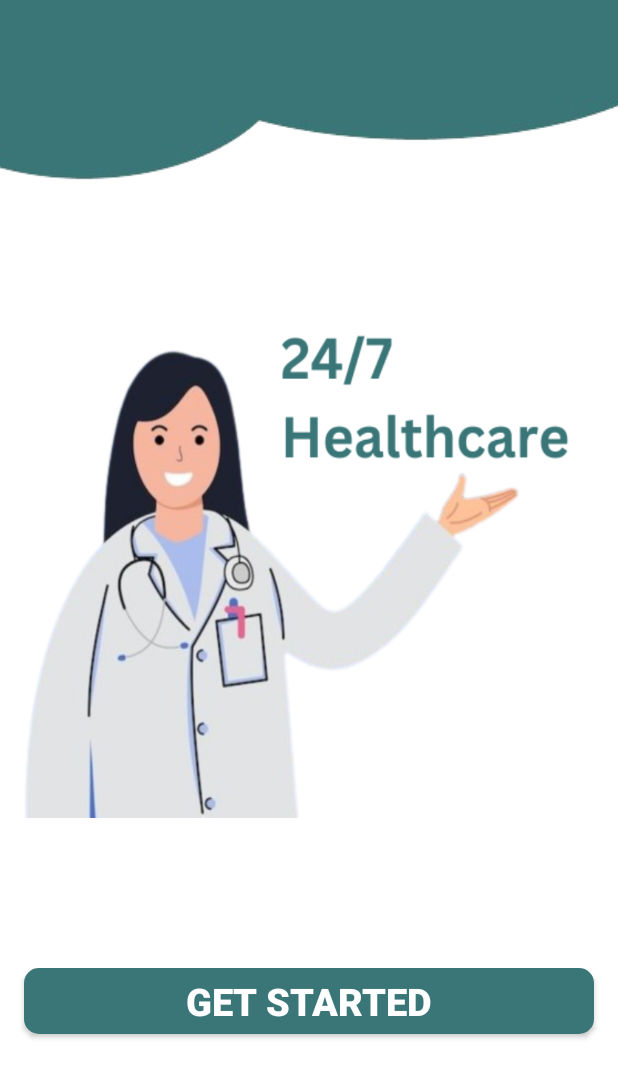
After one commit to sajita72/healthcareapp, an Android app: the layout activity_splash_screen.xml on its own in the app's theme, with its tools: preview values and no code run, on a phone screen of 412 x 824 dp. The commit adds this screen. Shown: the top 1078 px of the screen. Run offline under Robolectric (Android 15) with nearby library versions, the phone set to English and light mode, and no system bars.

Commit message:
create splashscreen

```diff
--- /dev/null
+++ b/app/src/main/res/layout/activity_splash_screen.xml
@@ -0,0 +1,46 @@
+<?xml version="1.0" encoding="utf-8"?>
+<LinearLayout xmlns:android="http://schemas.android.com/apk/res/android"
+    xmlns:app="http://schemas.android.com/apk/res-auto"
+    xmlns:tools="http://schemas.android.com/tools"
+    android:id="@+id/main"
+    android:background="@color/white"
+    android:layout_width="match_parent"
+    android:layout_height="match_parent"
+    android:orientation="vertical"
+    tools:context=".SplashScreen">
+
+    <ImageView
+        android:id="@+id/img1"
+        android:layout_width="wrap_content"
+        android:layout_height="wrap_content"
+        android:scaleType="centerCrop"
+        android:src="@drawable/topbk"
+        app:layout_constraintEnd_toEndOf="parent"
+        app:layout_constraintTop_toTopOf="parent"
+        />
+
+
+    <ImageView
+        android:id="@+id/Splash"
+        android:layout_width="wrap_content"
+        android:layout_height="350dp"
+        android:layout_gravity="center"
+        android:background="@drawable/splash"
+        android:contentDescription="@string/splash_screen_logo"
+        android:layout_marginTop="50dp"
+        app:layout_constraintTop_toBottomOf="@id/img1" />
+
+
+    <Button
+        android:id="@+id/btngetstarted"
+        android:layout_width="380dp"
+        android:layout_height="44dp"
+        android:layout_marginTop="100dp"
+        android:background="@drawable/btn_bg"
+        android:layout_gravity="center"
+        android:text="GET STARTED"
+        android:textSize="25sp"
+        android:textStyle="bold"
+
+        app:layout_constraintTop_toBottomOf="@+id/splash"/>
+</LinearLayout>
--- a/app/src/main/res/values/strings.xml
+++ b/app/src/main/res/values/strings.xml
@@ -1,3 +1,5 @@
 <resources>
     <string name="app_name">Healthcareapp</string>
+    <string name="splash_screen_logo">Splash Screen Logo</string>
+
 </resources>
```
Also changed, not shown: app/src/main/AndroidManifest.xml (+14 -5 lines), app/src/main/java/np/com/healthcareapp/SplashScreen.java (added, +34 -0 lines), app/src/main/res/drawable/splash.png (added), app/src/main/res/drawable/splashimg.png (added).
